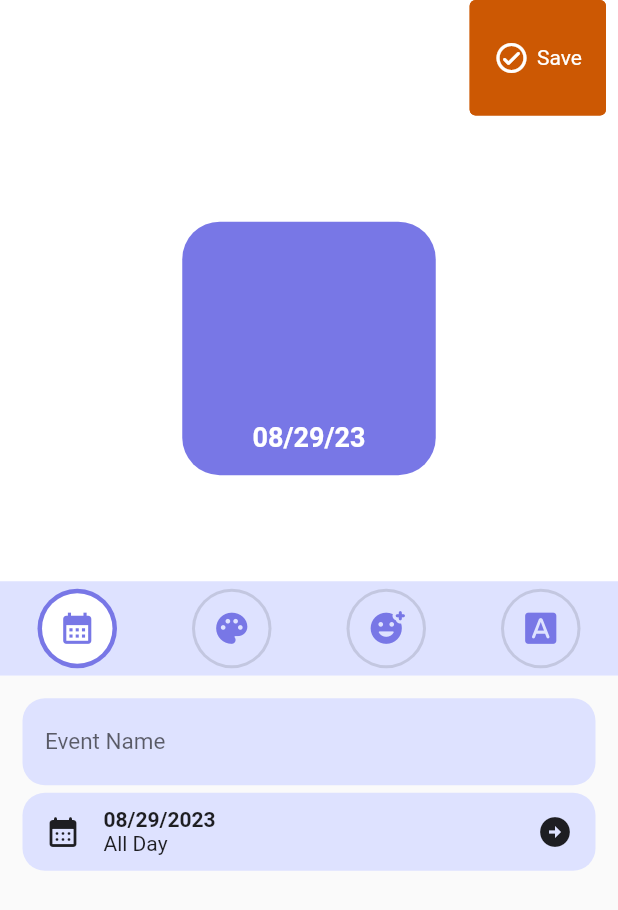
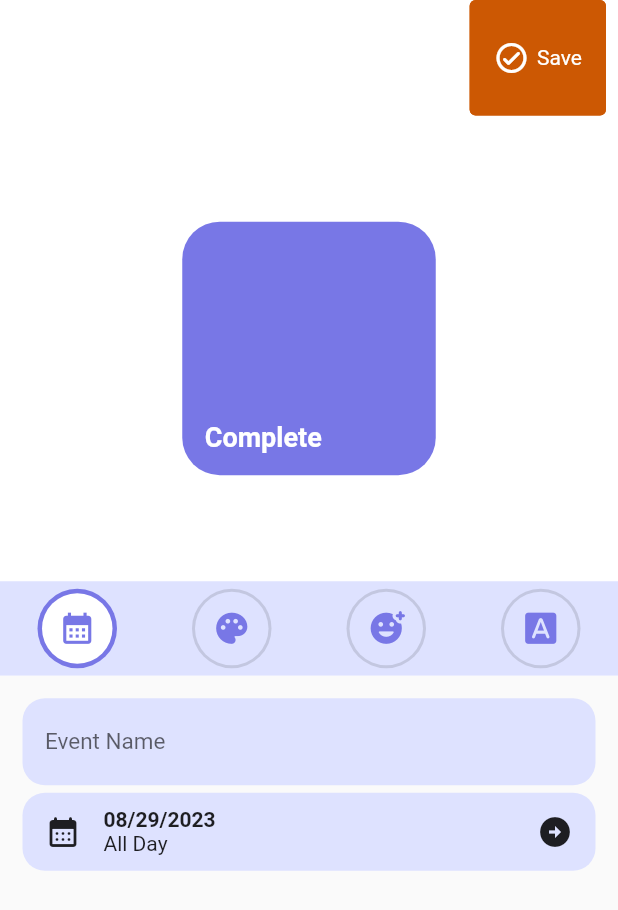
Before and after one commit to chrisstayte/Countdowns, a Flutter app: the AddEventScreen screen opened by its route, after a tap on "Save", on a phone screen of 412 x 824 dp. Shown: the top 910 px of the screen. Run offline on Flutter 3.47's test engine with Material 2 defaults, Android fonts, the phone set to English and light mode, and no system bars; drawn by our look-alikes of auto_size_text; our stand-ins replace font_awesome_flutter, go_router, hive, hive_flutter, package_info_plus; accounts and stored records are empty.

Commit message:
Changes to app

```diff
--- a/lib/main.dart
+++ b/lib/main.dart
@@ -4,7 +4,7 @@ import 'package:countdowns/models/event.dart';
 import 'package:countdowns/providers/event_provider.dart';
 import 'package:countdowns/router.dart';
 import 'package:countdowns/utilities/countdowns_provider.dart';
-import 'package:countdowns/utilities/settings_provider.dart';
+import 'package:countdowns/providers/settings_provider.dart';
 import 'package:flutter/cupertino.dart';
 import 'package:flutter/material.dart';
 import 'package:hive_flutter/hive_flutter.dart';
--- a/lib/screens/add_countdown_page.dart
+++ b/lib/screens/add_countdown_page.dart
@@ -2,7 +2,7 @@ import 'package:countdowns/models/countdown_event.dart';
 import 'package:countdowns/models/event.dart';
 import 'package:countdowns/providers/event_provider.dart';
 import 'package:countdowns/utilities/countdowns_provider.dart';
-import 'package:countdowns/utilities/settings_provider.dart';
+import 'package:countdowns/providers/settings_provider.dart';
 import 'package:countdowns/widgets/color_picker_material_modal.dart';
 import 'package:countdowns/widgets/countdown_card_builder.dart';
 import 'package:countdowns/widgets/date_picker_cupertino_modal.dart';
@@ -80,6 +80,7 @@ class _AddCountdownPageState extends State<AddCountdownPage> {
                   icon: _icon,
                   fontFamily: _fontFamily,
                   contentColor: _contentColor,
+                  allDayEvent: true,
                 );
 
                 context.read<EventProvider>().addEvent(event2);
--- a/lib/screens/add_event/add_event_screen.dart
+++ b/lib/screens/add_event/add_event_screen.dart
@@ -1,11 +1,13 @@
 import 'package:countdowns/global/global.dart';
+import 'package:countdowns/models/event.dart';
+import 'package:countdowns/providers/event_provider.dart';
 import 'package:countdowns/screens/add_event/event_square_constructor.dart';
 import 'package:countdowns/screens/add_event/option_circle.dart';
 import 'package:countdowns/screens/add_event/options/background_container.dart';
 import 'package:countdowns/screens/add_event/options/font_container.dart';
 import 'package:countdowns/screens/add_event/options/name_and_date_container.dart';
 import 'package:countdowns/screens/add_event/options/icon_container.dart';
-import 'package:countdowns/utilities/settings_provider.dart';
+import 'package:countdowns/providers/settings_provider.dart';
 import 'package:flutter/cupertino.dart';
 import 'package:flutter/material.dart';
 import 'package:flutter/services.dart';
@@ -67,7 +69,17 @@ class _AddEventScreenState extends State<AddEventScreen> {
             padding: const EdgeInsets.only(right: 8.0),
             child: OutlinedButton(
               onPressed: () {
-                // context.read<SettingsProvider>().saveSettings();
+                if (_titleController.text.isNotEmpty) {
+                  Event newEvent = Event(
+                    title: _titleController.text,
+                    icon: _selectedIcon,
+                    fontFamily: _fontFamily,
+                    eventDate: _eventDateTime,
+                    allDayEvent: _allDay,
+                  );
+
+                  context.read<EventProvider>().addEvent(newEvent);
+                }
                 context.pop();
               },
               style: ButtonStyle(
@@ -105,7 +117,8 @@ class _AddEventScreenState extends State<AddEventScreen> {
                       title: _titleController.text,
                       icon: _selectedIcon,
                       fontFamily: _fontFamily,
-                      dateTime: _eventDateTime,
+                      eventDateTime: _eventDateTime,
+                      allDay: _allDay,
                     ),
                   ),
                 ),
--- a/lib/screens/add_event/event_square_constructor.dart
+++ b/lib/screens/add_event/event_square_constructor.dart
@@ -1,22 +1,91 @@
+import 'dart:async';
+
 import 'package:auto_size_text/auto_size_text.dart';
 import 'package:countdowns/global/global.dart';
 import 'package:flutter/cupertino.dart';
 import 'package:flutter/material.dart';
 import 'package:intl/intl.dart';
 
-class EventSquareConstructor extends StatelessWidget {
+class EventSquareConstructor extends StatefulWidget {
   const EventSquareConstructor({
     super.key,
     required this.title,
+    required this.eventDateTime,
+    required this.allDay,
     this.icon,
     this.fontFamily,
-    this.dateTime,
   });
 
   final String title;
   final IconData? icon;
   final String? fontFamily;
-  final DateTime? dateTime;
+  final DateTime eventDateTime;
+  final bool allDay;
+
+  @override
+  State<EventSquareConstructor> createState() => _EventSquareConstructorState();
+}
+
+class _EventSquareConstructorState extends State<EventSquareConstructor> {
+  Timer? _timer;
+  late String premierText;
+  late String? secondaryText;
+
+  @override
+  void initState() {
+    // every second grab the current status of the countdown event, if the event has not passed show the time remaining
+    // if the event has passed, show the time since the event has passed
+    _updateTimeUI();
+    _timer = Timer.periodic(Duration(seconds: 1), (timer) => _updateTimeUI());
+
+    super.initState();
+  }
+
+  @override
+  void dispose() {
+    _timer?.cancel();
+    super.dispose();
+  }
+
+  void _updateTimeUI() {
+    // Determine the time difference (also incorporate if it's all day or specific time)
+    DateTime now = DateTime.now();
+    Duration timeDifference;
+    if (widget.allDay) {
+      DateTime eventDateTimeWithoutTime = DateTime(widget.eventDateTime.year,
+          widget.eventDateTime.month, widget.eventDateTime.day);
+      timeDifference = eventDateTimeWithoutTime.difference(now);
+    } else {
+      timeDifference = widget.eventDateTime.difference(now);
+    }
+
+    int years = (timeDifference.inDays / 365).floor();
+    // set the premier text
+    if (years > 0) {
+      premierText = '${years} years';
+      secondaryText =
+          '${timeDifference.inDays % 365} days, ${timeDifference.inHours % 24} hr';
+    } else if (timeDifference.inDays > 0) {
+      premierText = '${timeDifference.inDays} days';
+      secondaryText = '${timeDifference.inHours % 24} hr, '
+          '${timeDifference.inMinutes % 60} min';
+    } else if (timeDifference.inHours > 0) {
+      premierText = '${timeDifference.inHours} hours';
+      secondaryText = '${timeDifference.inMinutes % 60} min, '
+          '${timeDifference.inSeconds % 60} sec';
+    } else if (timeDifference.inMinutes > 0) {
+      premierText = '${timeDifference.inMinutes} min';
+      secondaryText = '${timeDifference.inSeconds % 60} sec';
+    } else if (timeDifference.inSeconds > 0) {
+      premierText = '${timeDifference.inSeconds} sec';
+      secondaryText = null;
+    } else {
+      premierText = 'Complete';
+      secondaryText = null;
+    }
+
+    setState(() {});
+  }
 
   @override
   Widget build(BuildContext context) {
@@ -32,6 +101,7 @@ class EventSquareConstructor extends StatelessWidget {
       ),
       child: Column(
         mainAxisAlignment: MainAxisAlignment.spaceBetween,
+        crossAxisAlignment: CrossAxisAlignment.start,
         children: [
           Row(
             crossAxisAlignment: CrossAxisAlignment.start,
@@ -39,36 +109,50 @@ class EventSquareConstructor extends StatelessWidget {
             children: [
               Expanded(
                 child: AutoSizeText(
-                  title,
+                  widget.title,
                   minFontSize: 14,
                   overflow: TextOverflow.ellipsis,
                   maxLines: 2,
                   style: TextStyle(
                     fontSize: 20,
                     color: Colors.white,
-                    fontFamily: fontFamily,
+                    fontFamily: widget.fontFamily,
                   ),
                 ),
               ),
-              if (icon != null)
+              if (widget.icon != null)
                 Padding(
                   padding: const EdgeInsets.only(left: 5),
                   child: Icon(
-                    icon,
+                    widget.icon,
                     color: Colors.white,
                   ),
                 )
             ],
           ),
-          if (dateTime != null)
+          if (widget.eventDateTime != null)
+            Column(
+              crossAxisAlignment: CrossAxisAlignment.start,
+              children: [
                 Text(
-              DateFormat('MM/dd/yy').format(dateTime!),
+                  premierText,
                   style: const TextStyle(
                     color: Colors.white,
                     fontSize: 18,
                     fontWeight: FontWeight.w700,
                   ),
                 ),
+                if (secondaryText != null)
+                  AutoSizeText(
+                    secondaryText!,
+                    maxLines: 1,
+                    style: const TextStyle(
+                      color: Colors.white,
+                      fontSize: 16,
+                    ),
+                  ),
+              ],
+            ),
         ],
       ),
     );
--- a/lib/screens/add_event/options/icon_container.dart
+++ b/lib/screens/add_event/options/icon_container.dart
@@ -102,14 +102,19 @@ class IconContainer extends StatelessWidget {
               child: Container(
                 decoration: BoxDecoration(
                   shape: BoxShape.circle,
+                  color: iconData == _selectedIcon
+                      ? Theme.of(context).scaffoldBackgroundColor
+                      : Theme.of(context).cardColor,
                   border: Border.all(
                     color: iconData == _selectedIcon
-                        ? Colors.green
+                        ? Theme.of(context).primaryColor
                         : Theme.of(context).primaryColor,
                     width: iconData == _selectedIcon ? 4 : 2,
                   ),
                 ),
-                child: Icon(iconData),
+                child: Icon(
+                  iconData,
+                ),
               ),
             ),
           )
--- a/lib/screens/countdown_page.dart
+++ b/lib/screens/countdown_page.dart
@@ -35,8 +35,10 @@ class _CountdownPageState extends State<CountdownPage> {
     super.initState();
     var provider = Provider.of<EventProvider>(context, listen: false);
     _countdownEvent = provider.box.get(int.parse(widget.countdownEventKey),
-            defaultValue: Event(title: "ERROR", eventDate: DateTime.now()))
-        as Event;
+        defaultValue: Event(
+            title: "ERROR",
+            eventDate: DateTime.now(),
+            allDayEvent: true)) as Event;
 
     _getTime();
     _timer = Timer.periodic(const Duration(seconds: 1), (_) => _getTime());
--- a/lib/screens/edit_countdown_page.dart
+++ b/lib/screens/edit_countdown_page.dart
@@ -1,7 +1,7 @@
 import 'package:countdowns/global/global.dart';
 import 'package:countdowns/models/countdown_event.dart';
 import 'package:countdowns/utilities/countdowns_provider.dart';
-import 'package:countdowns/utilities/settings_provider.dart';
+import 'package:countdowns/providers/settings_provider.dart';
 import 'package:countdowns/widgets/color_picker_material_modal.dart';
 import 'package:countdowns/widgets/countdown_card_builder.dart';
 import 'package:countdowns/widgets/date_picker_cupertino_modal.dart';
--- a/lib/screens/home/home_screen.dart
+++ b/lib/screens/home/home_screen.dart
@@ -1,6 +1,6 @@
 import 'package:countdowns/providers/event_provider.dart';
 import 'package:countdowns/screens/home/event_square.dart';
-import 'package:countdowns/utilities/settings_provider.dart';
+import 'package:countdowns/providers/settings_provider.dart';
 import 'package:flutter/material.dart';
 import 'package:go_router/go_router.dart';
 import 'package:provider/provider.dart';
--- a/lib/screens/settings_screen.dart
+++ b/lib/screens/settings_screen.dart
@@ -3,7 +3,7 @@ import 'package:countdowns/global/global.dart';
 import 'package:countdowns/providers/event_provider.dart';
 import 'package:countdowns/screens/setttings/widget/settings_container.dart';
 import 'package:countdowns/utilities/countdowns_provider.dart';
-import 'package:countdowns/utilities/settings_provider.dart';
+import 'package:countdowns/providers/settings_provider.dart';
 import 'package:flutter/material.dart';
 import 'package:package_info_plus/package_info_plus.dart';
 import 'package:provider/src/provider.dart';
```
Also changed, not shown: lib/models/event.dart (+7 -11 lines), lib/screens/home/event_square.dart (+52 -64 lines), lib/models/event.g.dart, lib/providers/settings_provider.dart (renamed from lib/utilities/settings_provider.dart). Lines whose indentation alone changed are shown as unchanged.
